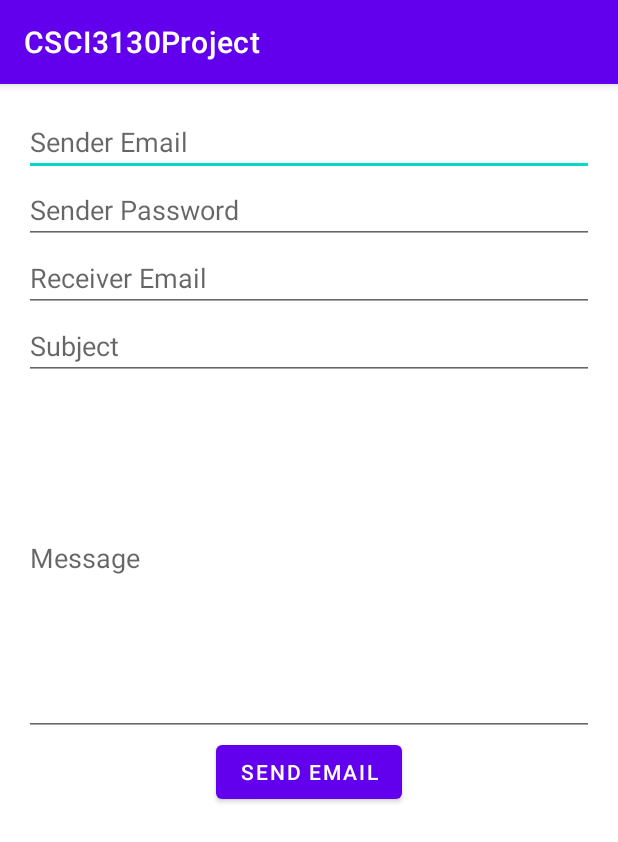
After one commit to bo7ri/App_project_Online_Barter_Trader, an Android app: the SendEmails screen opened directly, with no data from a screen before it, on a phone screen of 412 x 824 dp. The commit adds this screen. Shown: the top 842 px of the screen. Run offline under Robolectric (Android 15) with nearby library versions, the phone set to English and light mode, and no system bars; libraries missing offline, so code that uses them is left out: javax.mail, javax.mail.internet.

```diff
--- a/Code/app/build.gradle
+++ b/Code/app/build.gradle
@@ -35,7 +35,8 @@ android {
 dependencies {
 
     implementation platform('com.google.firebase:firebase-bom:31.2.2')
-
+    implementation 'com.sun.mail:android-mail:1.6.5'
+    implementation 'com.sun.mail:android-activation:1.6.5'
     implementation fileTree(dir: "libs", include: ["*.jar"])
     implementation 'androidx.appcompat:appcompat:1.6.1'
     implementation 'com.google.android.material:material:1.8.0'
--- /dev/null
+++ b/Code/app/src/main/java/ca/dal/cs/csci3130/g01/SendEmails.java
@@ -0,0 +1,115 @@
+package ca.dal.cs.csci3130.g01;
+
+import androidx.appcompat.app.AppCompatActivity;
+
+import android.os.AsyncTask;
+import android.os.Bundle;
+import android.widget.Button;
+import android.widget.EditText;
+import android.widget.Toast;
+
+import java.util.Properties;
+
+import javax.mail.Authenticator;
+import javax.mail.Message;
+import javax.mail.MessagingException;
+import javax.mail.PasswordAuthentication;
+import javax.mail.Session;
+import javax.mail.Transport;
+import javax.mail.internet.InternetAddress;
+import javax.mail.internet.MimeMessage;
+public class SendEmails extends AppCompatActivity {
+    // define variables
+    private EditText etFromEmail, etPassword, etToEmail, etSubject, etMessage;
+    private Button btnSend;
+
+    @Override
+    protected void onCreate(Bundle savedInstanceState) {
+        super.onCreate(savedInstanceState);
+        setContentView(R.layout.activity_send_emails);
+
+        // Initialize the UI elements
+        etFromEmail = findViewById(R.id.et_from_email);
+        etPassword = findViewById(R.id.et_password);
+        etToEmail = findViewById(R.id.et_to_email);
+        etSubject = findViewById(R.id.et_subject);
+        etMessage = findViewById(R.id.et_message);
+        btnSend = findViewById(R.id.btn_send);
+        // Set a click listener to execute SendMailTask
+        btnSend.setOnClickListener(view -> {
+            String fromEmail = etFromEmail.getText().toString().trim();
+            String password = etPassword.getText().toString().trim();
+            String toEmail = etToEmail.getText().toString().trim();
+            String subject = etSubject.getText().toString().trim();
+            String message = etMessage.getText().toString().trim();
+
+            // Execute SendMailTask with the input data
+            new SendMailTask(fromEmail, password, toEmail, subject, message).execute();
+        });
+    }
+
+    /**
+     * This inner class will implement javaMail API which will send a massage using the regular mai;
+     */
+    private class SendMailTask extends AsyncTask<Void, Void, Boolean> {
+        private String fromEmail;
+        private String fromPassword;
+        private String toEmail;
+        private String emailSubject;
+        private String emailBody;
+
+        public SendMailTask(String fromEmail, String fromPassword, String toEmail, String emailSubject, String emailBody) {
+            this.fromEmail = fromEmail;
+            this.fromPassword = fromPassword;
+            this.toEmail = toEmail;
+            this.emailSubject = emailSubject;
+            this.emailBody = emailBody;
+        }
+
+        @Override
+        protected Boolean doInBackground(Void... voids) {
+            try {
+                // Set up the properties for the email service
+                Properties properties = new Properties();
+                properties.put("mail.smtp.host", "smtp.gmail.com");
+                properties.put("mail.smtp.port", "587");
+                properties.put("mail.smtp.auth", "true");
+                properties.put("mail.smtp.starttls.enable", "true");
+
+                Authenticator auth = new Authenticator() {
+                    protected PasswordAuthentication getPasswordAuthentication() {
+                        return new PasswordAuthentication(fromEmail, fromPassword);
+                    }
+                };
+
+                Session session = Session.getInstance(properties, auth);
+
+                // Create a new email message with the provided details
+                Message message = new MimeMessage(session);
+                message.setFrom(new InternetAddress(fromEmail));
+                message.setRecipients(Message.RecipientType.TO, InternetAddress.parse(toEmail));
+                message.setSubject(emailSubject);
+                message.setText(emailBody);
+
+                // Send the email message
+                Transport.send(message);
+                return true;
+            } catch (MessagingException e) {
+                e.printStackTrace();
+                return false;
+            }
+        }
+
+        @Override
+        protected void onPostExecute(Boolean result) {
+            // Show a toast message depending on whether the email was sent successfully or not
+            super.onPostExecute(result);
+            if (result) {
+                Toast.makeText(SendEmails.this, "Email sent successfully", Toast.LENGTH_SHORT).show();
+            } else {
+                Toast.makeText(SendEmails.this, "Email not sent. Check the log for errors.", Toast.LENGTH_SHORT).show();
+            }
+        }
+    }
+
+}
--- /dev/null
+++ b/Code/app/src/main/res/layout/activity_send_emails.xml
@@ -0,0 +1,49 @@
+<?xml version="1.0" encoding="utf-8"?>
+<LinearLayout xmlns:android="http://schemas.android.com/apk/res/android"
+    xmlns:tools="http://schemas.android.com/tools"
+    android:layout_width="match_parent"
+    android:layout_height="match_parent"
+    android:orientation="vertical"
+    android:padding="16dp"
+    tools:context=".MainActivity">
+
+    <EditText
+        android:id="@+id/et_from_email"
+        android:layout_width="match_parent"
+        android:layout_height="wrap_content"
+        android:hint="Sender Email" />
+    <EditText
+        android:id="@+id/et_password"
+        android:layout_width="match_parent"
+        android:layout_height="wrap_content"
+        android:hint="Sender Password"
+        android:inputType="textPassword" />
+
+    <EditText
+        android:id="@+id/et_to_email"
+        android:layout_width="match_parent"
+        android:layout_height="wrap_content"
+        android:hint="Receiver Email" />
+
+    <EditText
+        android:id="@+id/et_subject"
+        android:layout_width="match_parent"
+        android:layout_height="wrap_content"
+        android:hint="Subject" />
+
+    <EditText
+        android:id="@+id/et_message"
+        android:layout_width="match_parent"
+        android:layout_height="wrap_content"
+        android:hint="Message"
+        android:lines="10"
+        android:inputType="textMultiLine" />
+
+    <Button
+        android:id="@+id/btn_send"
+        android:layout_width="wrap_content"
+        android:layout_height="wrap_content"
+        android:layout_gravity="center_horizontal"
+        android:text="Send Email" />
+
+</LinearLayout>
```
Also changed, not shown: Code/app/src/main/AndroidManifest.xml (+10 -10 lines), Code/app/src/main/java/ca/dal/cs/csci3130/g01/Profile.java (+10 -2 lines), Code/app/src/main/res/layout/activity_profile.xml (+9 -0 lines), 1 other file.
